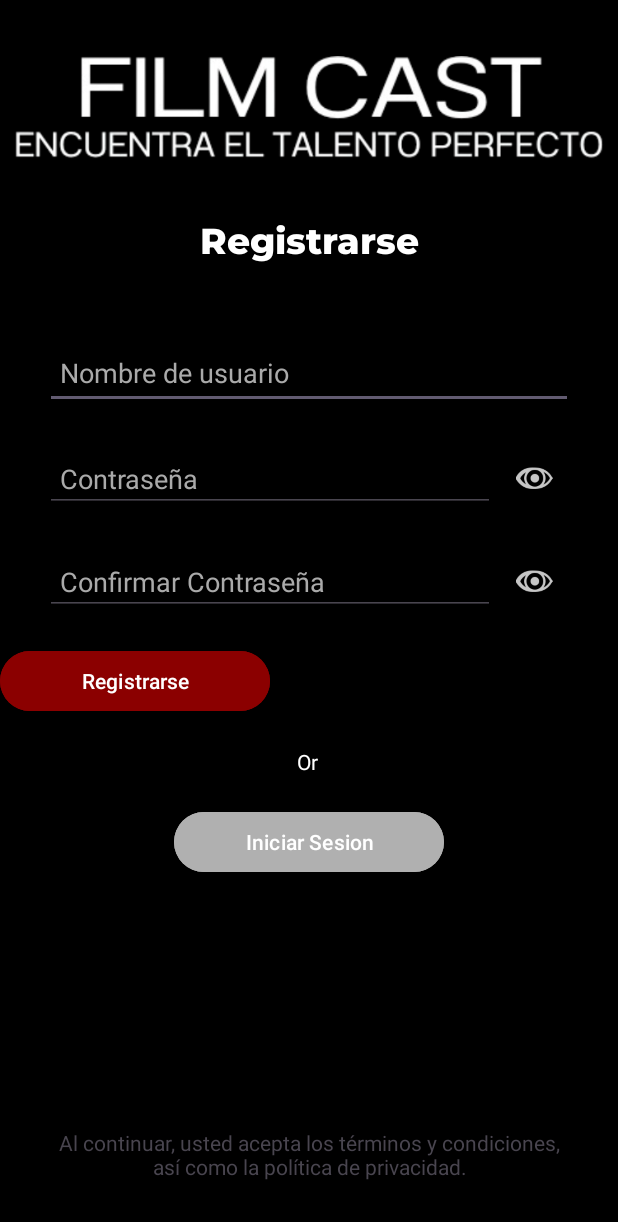
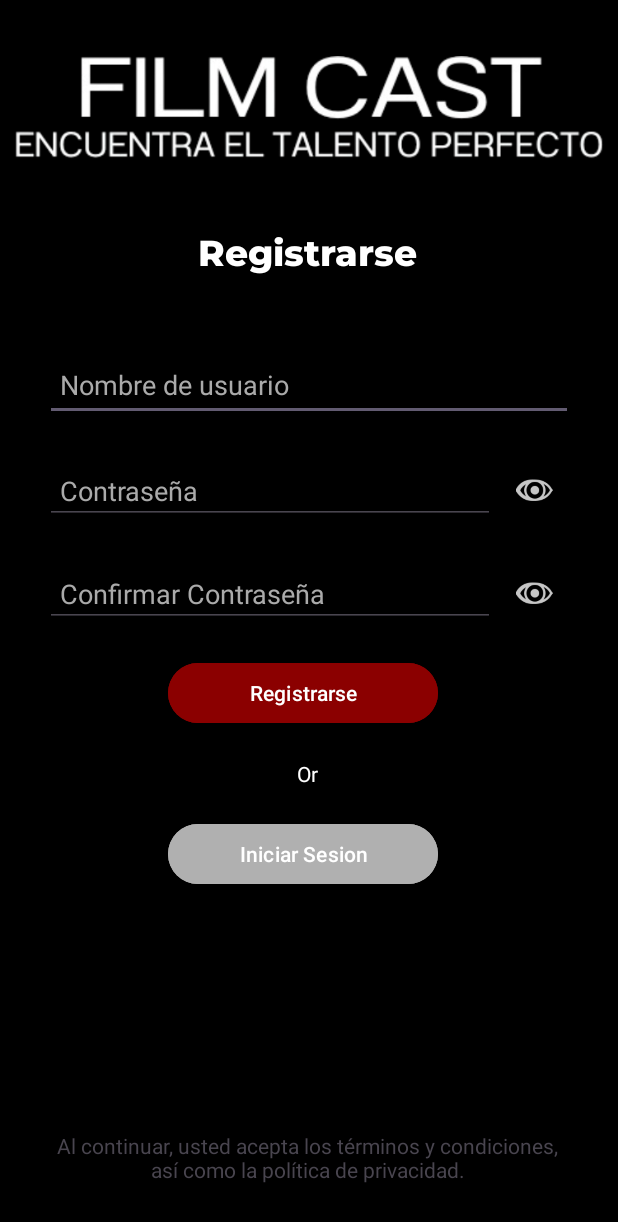
Before and after one commit to alaixgg/FilmCast, an Android app: the RegistroActivity screen opened directly, with no data from a screen before it, on a phone screen of 412 x 824 dp. Shown: the top 1222 px of the screen. Run offline under Robolectric (Android 15) with nearby library versions, the phone set to English and light mode, and no system bars.

```diff
--- a/Aplicaciones de Moviles/app/app/src/main/res/layout/activity_register.xml
+++ b/Aplicaciones de Moviles/app/app/src/main/res/layout/activity_register.xml
@@ -27,12 +27,12 @@
         android:id="@+id/loginTitle"
         android:layout_width="wrap_content"
         android:layout_height="wrap_content"
-        android:layout_marginTop="32dp"
+        android:layout_marginStart="132dp"
+        android:layout_marginTop="40dp"
         android:fontFamily="@font/montserrat_extrabold"
         android:text="@string/tv_registro"
         android:textColor="@android:color/white"
         android:textSize="24sp"
-        app:layout_constraintEnd_toEndOf="parent"
         app:layout_constraintStart_toStartOf="parent"
         app:layout_constraintTop_toBottomOf="@id/logoFilmCast" />
 
@@ -119,7 +119,6 @@
     </LinearLayout>
 
 
-
     <Button
         android:id="@+id/btn_login"
         android:layout_width="180dp"
@@ -127,8 +126,7 @@
         android:layout_marginTop="20dp"
         android:backgroundTint="#B0B0B0"
         android:text="@string/btn_login"
-        app:layout_constraintEnd_toEndOf="parent"
-        app:layout_constraintStart_toStartOf="parent"
+        app:layout_constraintStart_toStartOf="@+id/btn_register"
         app:layout_constraintTop_toBottomOf="@+id/separatorOr" />
 
     <TextView
@@ -148,21 +146,22 @@
         android:id="@+id/btn_register"
         android:layout_width="180dp"
         android:layout_height="48dp"
+        android:layout_marginStart="112dp"
         android:layout_marginTop="20dp"
         android:backgroundTint="#8B0000"
         android:text="@string/btn_register"
-        app:layout_constraintTop_toBottomOf="@+id/linearLayout2"
-        tools:layout_editor_absoluteX="115dp" />
+        app:layout_constraintStart_toStartOf="parent"
+        app:layout_constraintTop_toBottomOf="@+id/linearLayout2" />
 
     <TextView
         android:id="@+id/textView"
         android:layout_width="345dp"
         android:layout_height="42dp"
-        android:layout_marginBottom="30dp"
+        android:layout_marginStart="32dp"
+        android:layout_marginBottom="28dp"
         android:text="@string/tv_terms_conditions1"
         android:textAlignment="center"
         app:layout_constraintBottom_toBottomOf="parent"
-        app:layout_constraintEnd_toEndOf="parent"
         app:layout_constraintStart_toStartOf="parent" />
 
 </androidx.constraintlayout.widget.ConstraintLayout>
```
Also changed, not shown: Aplicaciones de Moviles/app/app/src/main/AndroidManifest.xml (+11 -14 lines).
